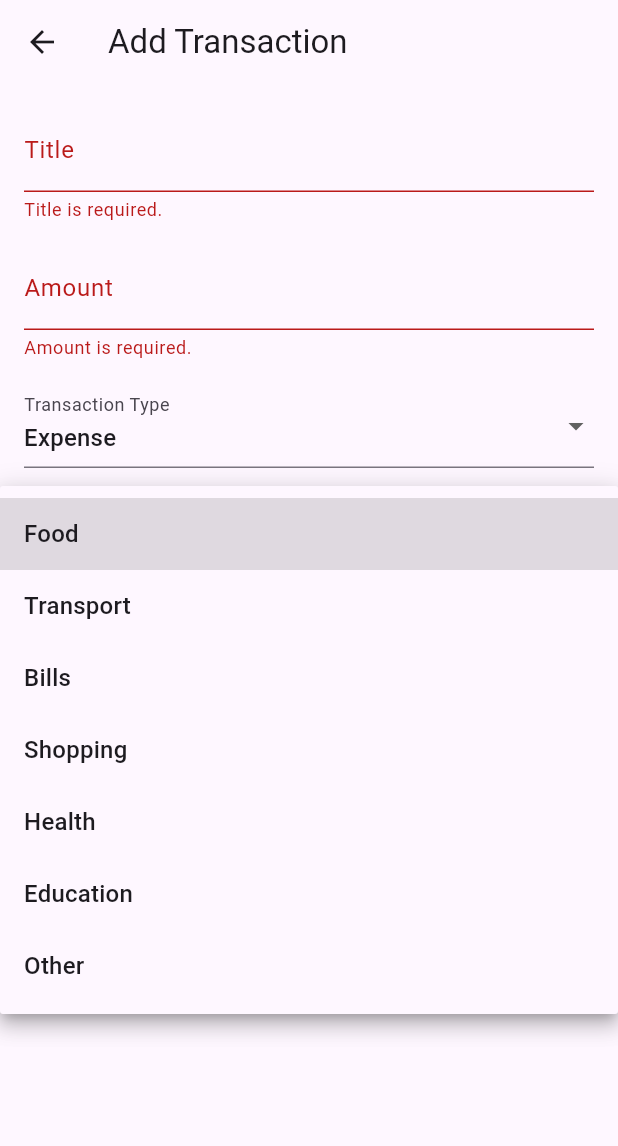
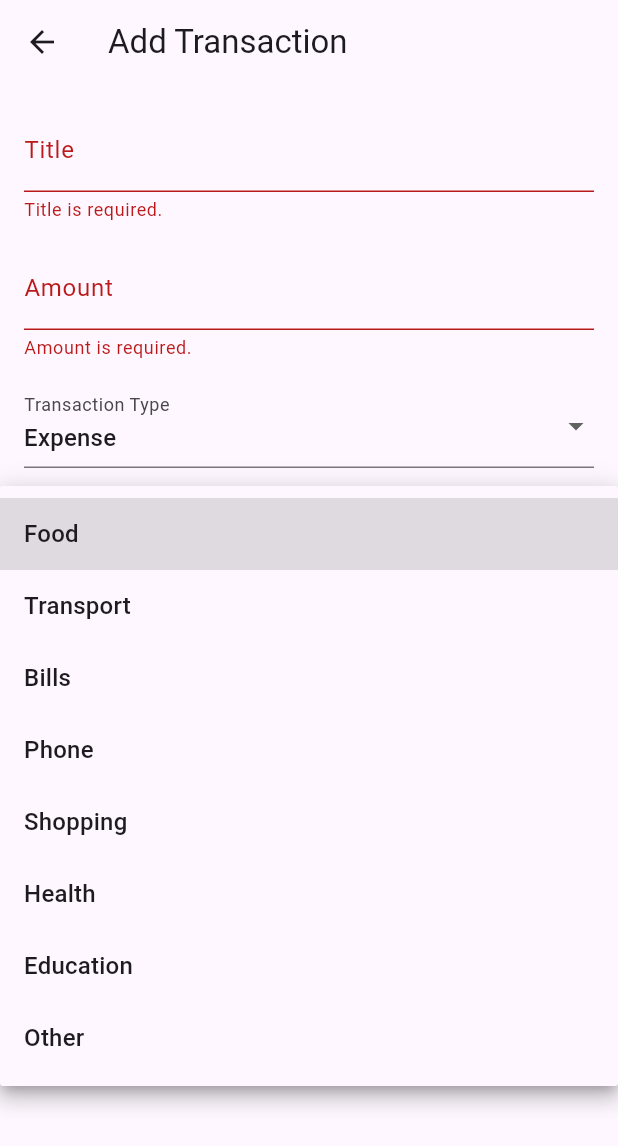
Before and after one commit to Achintha0626/expense-tracker-app, a Flutter app: the AddTransactionScreen screen opened directly, after a tap on "Save Transaction", after a tap on "Food", on a phone screen of 412 x 824 dp. Shown: the top 1146 px of the screen. Run offline on Flutter 3.47's test engine with Material 3 defaults, Android fonts, the phone set to English and light mode, and no system bars; our stand-ins replace shared_preferences; accounts and stored records are empty.

Commit message:
Fix error

```diff
--- a/mobile/lib/core/services/transaction_service.dart
+++ b/mobile/lib/core/services/transaction_service.dart
@@ -11,6 +11,7 @@ class TransactionService {
     required double amount,
     required String transactionType,
     required String category,
+    String? subCategory,
     String? description,
   }) async {
     final token = await _authService.getToken();
@@ -21,6 +22,7 @@ class TransactionService {
         'amount': amount,
         'transaction_type': transactionType,
         'category': category,
+        'sub_category': subCategory,
         'description': description,
       },
       token: token,
--- a/mobile/lib/models/transaction_item.dart
+++ b/mobile/lib/models/transaction_item.dart
@@ -5,6 +5,7 @@ class TransactionItem {
   final double amount;
   final String transactionType;
   final String category;
+  final String? subCategory;
   final String? description;
   final DateTime transactionDate;
   final DateTime createdAt;
@@ -16,6 +17,7 @@ class TransactionItem {
     required this.amount,
     required this.transactionType,
     required this.category,
+    required this.subCategory,
     required this.description,
     required this.transactionDate,
     required this.createdAt,
@@ -29,6 +31,7 @@ class TransactionItem {
       amount: (json['amount'] as num).toDouble(),
       transactionType: json['transaction_type'] as String,
       category: json['category'] as String,
+      subCategory: json['sub_category'] as String?,
       description: json['description'] as String?,
       transactionDate: DateTime.parse(json['transaction_date'] as String),
       createdAt: DateTime.parse(json['created_at'] as String),
--- a/mobile/lib/screens/dashboard/dashboard_screen.dart
+++ b/mobile/lib/screens/dashboard/dashboard_screen.dart
@@ -109,11 +109,15 @@ class _DashboardScreenState extends State<DashboardScreen> {
   }
 
   Widget _buildTransactionTile(TransactionItem transaction) {
+    final categoryText = transaction.subCategory != null && transaction.subCategory!.isNotEmpty
+        ? '${transaction.category} • ${transaction.subCategory}'
+        : transaction.category;
+
     return Card(
       margin: const EdgeInsets.symmetric(vertical: 6),
       child: ListTile(
         title: Text(transaction.title),
-        subtitle: Text('${transaction.category} • ${DateFormat.yMMMd().format(transaction.transactionDate)}'),
+        subtitle: Text('$categoryText • ${DateFormat.yMMMd().format(transaction.transactionDate)}'),
         trailing: Text(
           _formatCurrency(transaction.amount),
           style: TextStyle(
--- a/mobile/lib/screens/transactions/add_transaction_screen.dart
+++ b/mobile/lib/screens/transactions/add_transaction_screen.dart
@@ -15,6 +15,7 @@ class _AddTransactionScreenState extends State<AddTransactionScreen> {
   final _formKey = GlobalKey<FormState>();
   final _titleController = TextEditingController();
   final _amountController = TextEditingController();
+  final _subCategoryController = TextEditingController();
   final _descriptionController = TextEditingController();
   final TransactionService _transactionService = TransactionService();
 
@@ -27,6 +28,7 @@ class _AddTransactionScreenState extends State<AddTransactionScreen> {
       'Food',
       'Transport',
       'Bills',
+      'Phone',
       'Shopping',
       'Health',
       'Education',
@@ -75,6 +77,9 @@ class _AddTransactionScreenState extends State<AddTransactionScreen> {
         amount: amount,
         transactionType: _transactionType,
         category: _category!,
+        subCategory: _subCategoryController.text.trim().isEmpty
+            ? null
+            : _subCategoryController.text.trim(),
         description: _descriptionController.text.trim().isEmpty
             ? null
             : _descriptionController.text.trim(),
@@ -191,6 +196,15 @@ class _AddTransactionScreenState extends State<AddTransactionScreen> {
               ),
               const SizedBox(height: 16),
               TextFormField(
+                controller: _subCategoryController,
+                decoration: const InputDecoration(
+                  labelText: 'Sub Category (optional)',
+                  hintText: 'e.g. Electricity, Phone bill, Freelance gig',
+                ),
+                maxLines: 1,
+              ),
+              const SizedBox(height: 16),
+              TextFormField(
                 controller: _descriptionController,
                 decoration: const InputDecoration(
                   labelText: 'Description (optional)',
```
